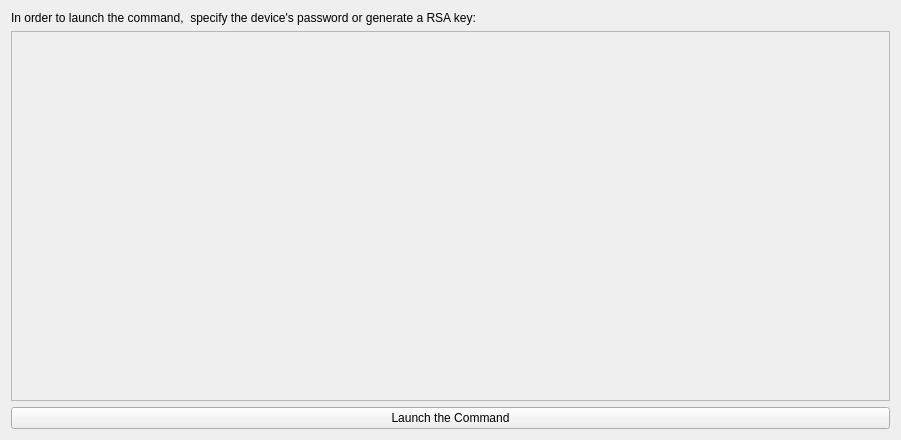
Old version of the form src/ui_files/Password_Window_Design.ui in the repository uf-reef-avl/multilauncher.
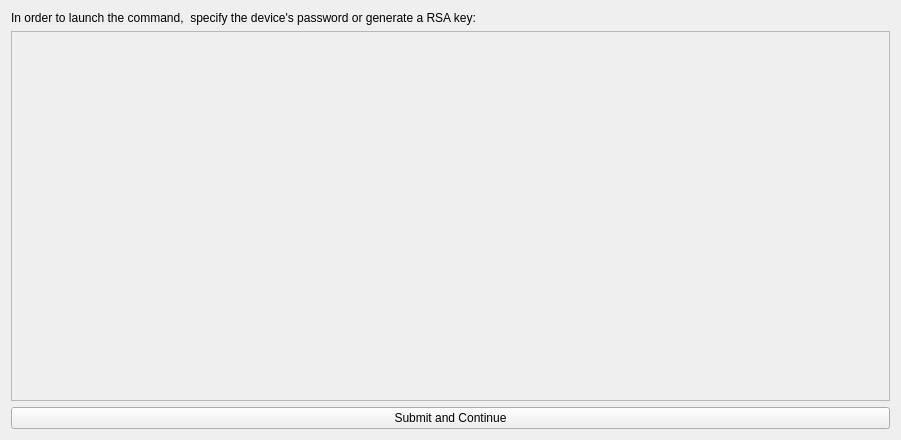
New version of the form.

The edit to the form file:
```diff
--- a/src/ui_files/Password_Window_Design.ui
+++ b/src/ui_files/Password_Window_Design.ui
@@ -58,7 +58,7 @@
      <item>
       <widget class="QPushButton" name="launchButton">
        <property name="text">
-        <string>Launch the Command</string>
+        <string>Submit and Continue</string>
        </property>
        <property name="autoDefault">
         <bool>false</bool>
```
